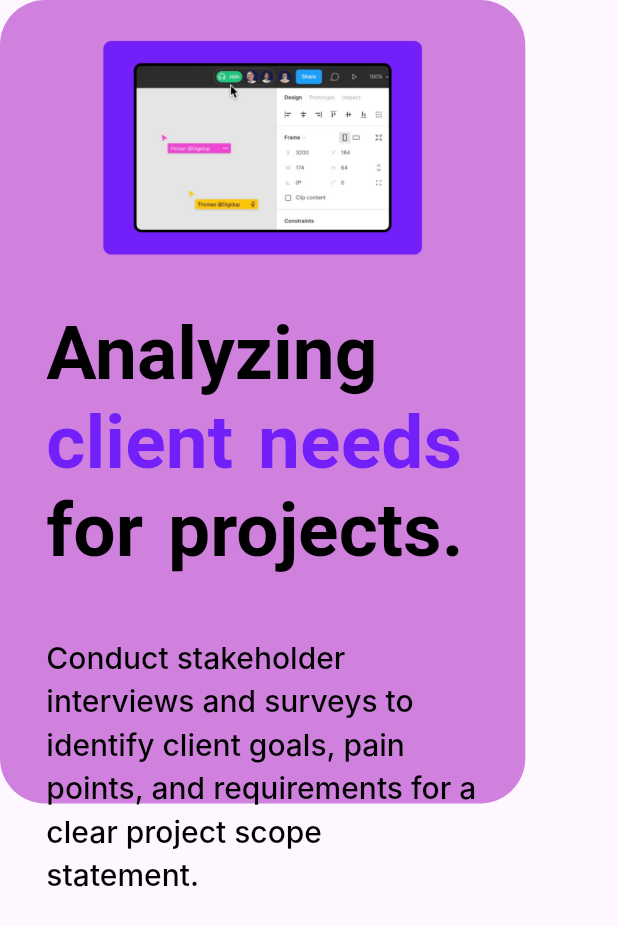
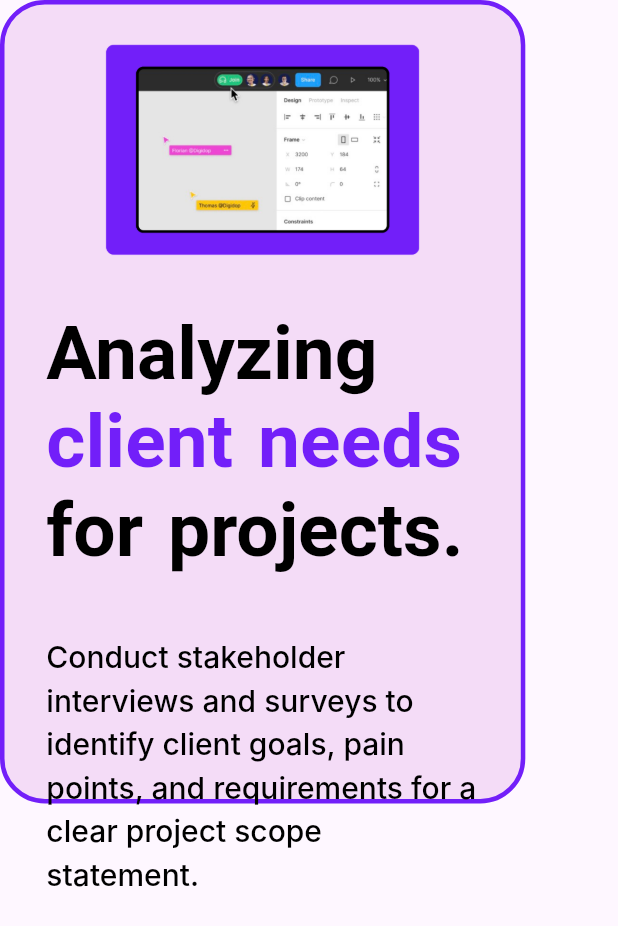
Before and after one commit to amankr00/Ns-App, a Flutter app: the Mphase2 widget shown alone on an empty page, opened directly, on a phone screen of 412 x 824 dp. Shown: the top 926 px of the screen. Run offline on Flutter 3.47's test engine with Material 3 defaults, Android fonts, the phone set to English and light mode, and no system bars; drawn by our look-alikes of flutter_animate; our stand-ins replace chewie, google_fonts, lottie, responsive_builder, smooth_page_indicator, table_calendar and 1 more; missing offline and left inert: gif_view; Roboto replaces fonts that are missing (Inter).

Commit message:
13th Commit

```diff
--- a/Framer/lib/mobile/mphase2.dart
+++ b/Framer/lib/mobile/mphase2.dart
@@ -14,7 +14,11 @@ class Mphase2 extends StatelessWidget {
 
       decoration: BoxDecoration(
           // color: Color.fromARGB(255, 10, 185, 185),
-      color: Color.fromARGB(255, 208, 129, 222),
+          border: Border.all(
+          color: Color(0xff721FF9), // Border color
+          width: 3,           // Border width
+        ),
+      color: Color.fromARGB(58, 208, 129, 222),
           borderRadius: BorderRadius.circular(30)),
       child: Column(
         // Purple image and Right - side text
--- a/Framer/lib/mobile/mphase3.dart
+++ b/Framer/lib/mobile/mphase3.dart
@@ -9,7 +9,11 @@ class Mphase3 extends StatelessWidget {
        height: MediaQuery.of(context).size.width * 1.3,
       width: MediaQuery.of(context).size.width * 0.85,
       decoration: BoxDecoration(
-          color: Color.fromARGB(166, 231, 185, 78),
+      border: Border.all(
+          color: Color(0xffFAE60F), // Border color
+          width: 3,           // Border width
+        ),
+          color: Color.fromARGB(54, 231, 185, 78),
           borderRadius: BorderRadius.circular(30)),
       child: Column(
         mainAxisAlignment: MainAxisAlignment.spaceAround,
--- a/Framer/lib/mobile/mphase5.dart
+++ b/Framer/lib/mobile/mphase5.dart
@@ -9,7 +9,11 @@ class Mphase5 extends StatelessWidget {
     height: MediaQuery.of(context).size.width * 1.3,
       width: MediaQuery.of(context).size.width * 0.85,
     decoration: BoxDecoration(
-    color: Color.fromARGB(255, 141, 202, 8),
+     border: Border.all(
+          color: Color(0xff06B6FB), // Border color
+          width: 3,           // Border width
+        ),
+    color: Color.fromARGB(91, 226, 124, 168),
     borderRadius: BorderRadius.circular(30)
     ),
       child: Column(
```
Also changed, not shown: Framer/lib/mobile/mphase6.dart (+5 -2 lines).
